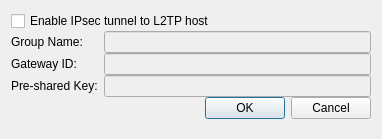
Before: the Qt Designer form vpn/l2tp/l2tpadvanced.ui in KDE/plasma-nm, drawn with Qt 5.
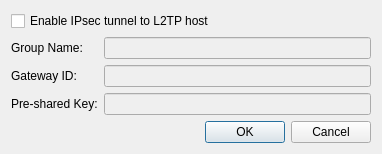
After: the same form once the commit is applied.

The edit to the form file:
```diff
--- a/vpn/l2tp/l2tpadvanced.ui
+++ b/vpn/l2tp/l2tpadvanced.ui
@@ -7,12 +7,12 @@
     <x>0</x>
     <y>0</y>
     <width>382</width>
-    <height>139</height>
+    <height>151</height>
    </rect>
   </property>
   <layout class="QFormLayout" name="formLayout">
     <property name="verticalSpacing">
-    <number>0</number>
+    <number>6</number>
     </property>
    <item row="0" column="0" colspan="2">
     <widget class="QCheckBox" name="cbEnableTunnelToHost">
```
Lines whose indentation alone changed are shown as unchanged.
